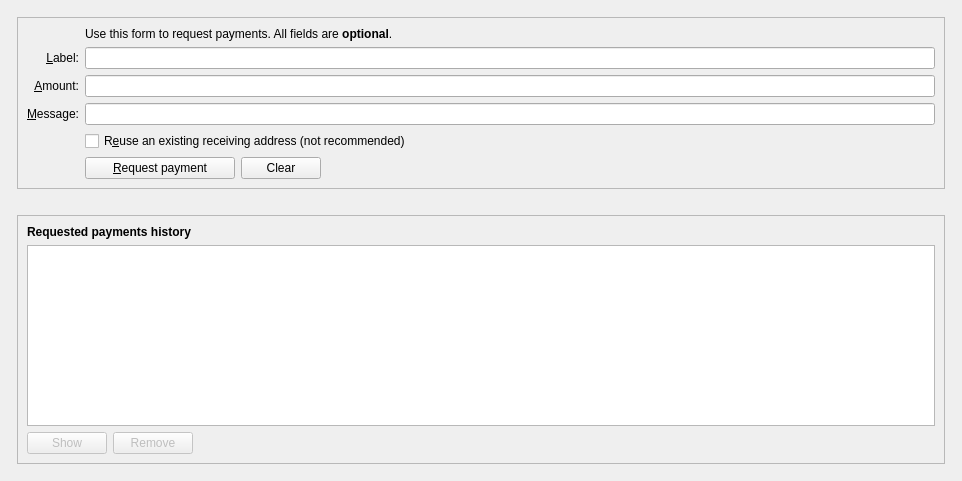
Qt form src/qt/forms/receivecoinsdialog.ui (p2pcoinspro/p2p-master) before a commit.
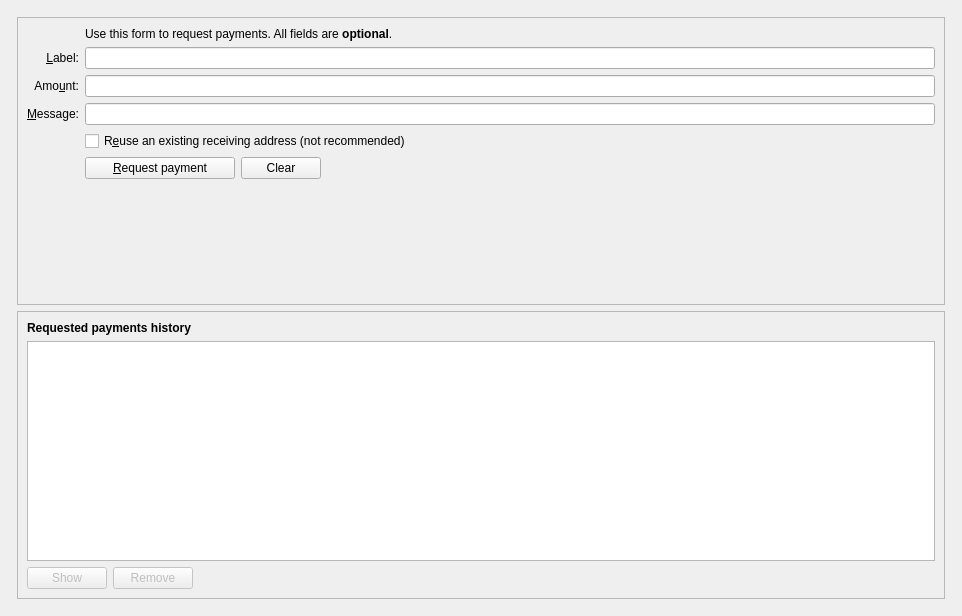
The same form after that commit. Icons and pictures are not drawn. Custom widgets are drawn as their Qt base class.

Patch:
```diff
--- a/src/qt/forms/receivecoinsdialog.ui
+++ b/src/qt/forms/receivecoinsdialog.ui
@@ -7,7 +7,7 @@
     <x>0</x>
     <y>0</y>
     <width>962</width>
-    <height>481</height>
+    <height>616</height>
    </rect>
   </property>
   <layout class="QVBoxLayout" name="verticalLayout" stretch="0">
@@ -34,7 +34,7 @@
         <item>
          <widget class="QFrame" name="frame2">
           <property name="sizePolicy">
-           <sizepolicy hsizetype="Preferred" vsizetype="Maximum">
+           <sizepolicy hsizetype="Preferred" vsizetype="Expanding">
             <horstretch>0</horstretch>
             <verstretch>0</verstretch>
            </sizepolicy>
@@ -117,7 +117,7 @@
                 <string>An optional amount to request. Leave this empty or zero to not request a specific amount.</string>
                </property>
                <property name="text">
-                <string>&amp;Amount:</string>
+                <string>Amo&amp;unt:</string>
                </property>
                <property name="alignment">
                 <set>Qt::AlignRight|Qt::AlignTrailing|Qt::AlignVCenter</set>
@@ -197,26 +197,23 @@
                </item>
               </layout>
              </item>
-            </layout>
-           </item>
-          </layout>
-         </widget>
-        </item>
-        <item>
+             <item row="9" column="2">
          <spacer name="verticalSpacer">
           <property name="orientation">
            <enum>Qt::Vertical</enum>
           </property>
-          <property name="sizeType">
-           <enum>QSizePolicy::Fixed</enum>
-          </property>
           <property name="sizeHint" stdset="0">
            <size>
             <width>20</width>
-            <height>20</height>
+                 <height>40</height>
            </size>
           </property>
          </spacer>
+             </item>
+            </layout>
+           </item>
+          </layout>
+         </widget>
         </item>
         <item>
          <widget class="QFrame" name="frame">
```
Left out of the diff: 14 changed lines with no effect on the pictures. Lines whose indentation alone changed are shown as unchanged.
